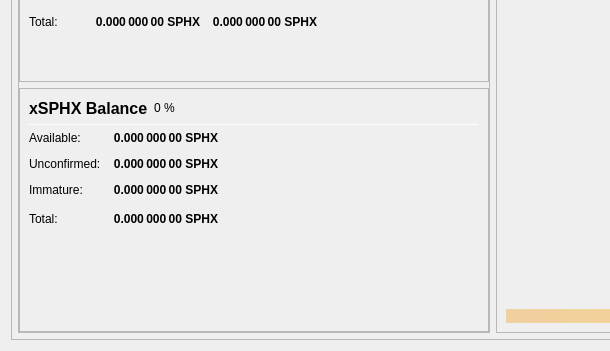
Qt form src/qt/forms/overviewpage.ui (sphinxcoin/sphinx) before a commit; both pictures show x 0 to 610 and y 490 to 841 of the 978 by 841 pixel window.
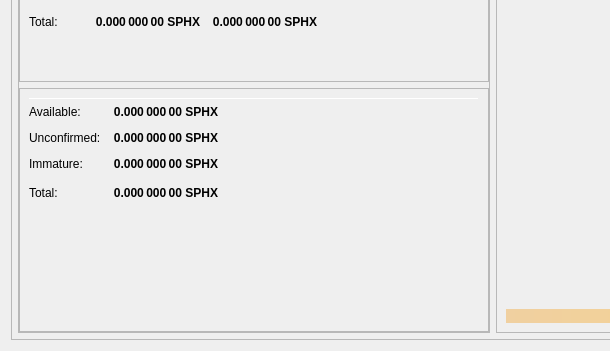
The same form after that commit.

```diff
--- a/src/qt/forms/overviewpage.ui
+++ b/src/qt/forms/overviewpage.ui
@@ -836,7 +836,7 @@
                     <layout class="QVBoxLayout" name="verticalLayout_7">
                      <item>
                       <layout class="QHBoxLayout" name="horizontalLayout_8" stretch="0">
-                       <item>
+                       <!--<item>
                         <widget class="QLabel" name="label_5z_3">
                          <property name="minimumSize">
                           <size>
@@ -855,8 +855,8 @@
                           <string>xSPHX Balance</string>
                          </property>
                         </widget>
-                       </item>
-                       <item>
+                       </item>-->
+                       <!--<item>
                         <widget class="QLabel" name="labelxSPHXPercent">
                          <property name="text">
                           <string notr="true">0 %</string>
@@ -875,7 +875,7 @@
                           </size>
                          </property>
                         </spacer>
-                       </item>
+                       </item>-->
                       </layout> 
                      </item>
                      <item>
```
